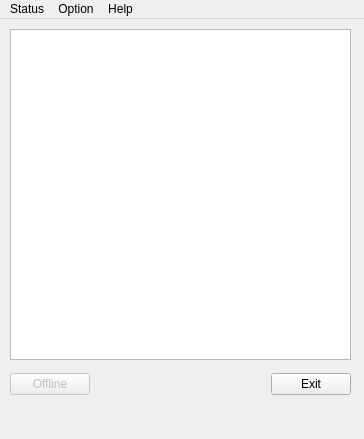
Above: qen/Main.ui from tieugene/uprojects before the change. Below: the same form after it.
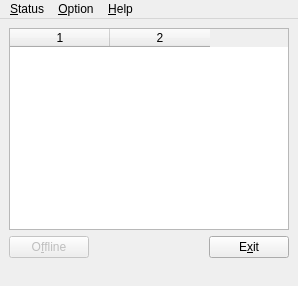
That is the form after the change. Icons and pictures are not drawn.

The edit to the form file:
```diff
--- a/qen/Main.ui
+++ b/qen/Main.ui
@@ -5,20 +5,28 @@
    <rect>
     <x>0</x>
     <y>0</y>
-    <width>364</width>
-    <height>439</height>
+    <width>298</width>
+    <height>286</height>
    </rect>
   </property>
+  <property name="sizePolicy" >
+   <sizepolicy>
+    <hsizetype>7</hsizetype>
+    <vsizetype>7</vsizetype>
+    <horstretch>0</horstretch>
+    <verstretch>0</verstretch>
+   </sizepolicy>
+  </property>
   <property name="minimumSize" >
    <size>
-    <width>364</width>
-    <height>439</height>
+    <width>0</width>
+    <height>0</height>
    </size>
   </property>
   <property name="maximumSize" >
    <size>
-    <width>364</width>
-    <height>439</height>
+    <width>800</width>
+    <height>600</height>
    </size>
   </property>
   <property name="windowTitle" >
@@ -28,15 +36,29 @@
    <iconset resource="Main.qrc" >:/apps/Images/apps/infolog.png</iconset>
   </property>
   <widget class="QWidget" name="cwMain" >
-   <widget class="QWidget" name="layoutWidget" >
-    <property name="geometry" >
-     <rect>
-      <x>10</x>
-      <y>350</y>
-      <width>341</width>
-      <height>31</height>
-     </rect>
+   <layout class="QGridLayout" >
+    <property name="margin" >
+     <number>9</number>
     </property>
+    <property name="spacing" >
+     <number>6</number>
+    </property>
+    <item row="0" column="0" >
+     <widget class="QTableWidget" name="twTasks" >
+      <property name="contextMenuPolicy" >
+       <enum>Qt::ActionsContextMenu</enum>
+      </property>
+      <property name="editTriggers" >
+       <set>QAbstractItemView::NoEditTriggers</set>
+      </property>
+      <property name="columnCount" >
+       <number>2</number>
+      </property>
+      <column/>
+      <column/>
+     </widget>
+    </item>
+    <item row="1" column="0" >
     <layout class="QHBoxLayout" >
      <property name="margin" >
       <number>0</number>
@@ -50,7 +72,7 @@
         <bool>false</bool>
        </property>
        <property name="text" >
-        <string>Offline</string>
+         <string>O&amp;ffline</string>
        </property>
        <property name="icon" >
         <iconset resource="Main.qrc" >:/actions/Images/actions/led-red.png</iconset>
@@ -76,7 +98,7 @@
      <item>
       <widget class="QPushButton" name="pbExit" >
        <property name="text" >
-        <string>Exit</string>
+         <string>E&amp;xit</string>
        </property>
        <property name="icon" >
         <iconset resource="Main.qrc" >:/actions/Images/actions/exit.png</iconset>
@@ -87,20 +109,8 @@
       </widget>
      </item>
     </layout>
-   </widget>
-   <widget class="QTableWidget" name="twTasks" >
-    <property name="geometry" >
-     <rect>
-      <x>10</x>
-      <y>10</y>
-      <width>341</width>
-      <height>331</height>
-     </rect>
-    </property>
-    <property name="contextMenuPolicy" >
-     <enum>Qt::ActionsContextMenu</enum>
-    </property>
-   </widget>
+    </item>
+   </layout>
   </widget>
   <widget class="QStatusBar" name="sbMain" >
    <property name="sizeGripEnabled" >
@@ -112,13 +122,13 @@
     <rect>
      <x>0</x>
      <y>0</y>
-     <width>364</width>
+     <width>298</width>
      <height>21</height>
     </rect>
    </property>
    <widget class="QMenu" name="mHelp" >
     <property name="title" >
-     <string>Help</string>
+     <string>&amp;Help</string>
     </property>
     <widget class="QMenu" name="mAbout" >
      <property name="title" >
@@ -159,13 +169,13 @@
    </widget>
    <widget class="QMenu" name="mOption" >
     <property name="title" >
-     <string>Option</string>
+     <string>&amp;Option</string>
     </property>
     <addaction name="aOptSettings" />
    </widget>
    <widget class="QMenu" name="mStatus" >
     <property name="title" >
-     <string>Status</string>
+     <string>&amp;Status</string>
     </property>
     <addaction name="aStaConnect" />
     <addaction name="aStaDisconnect" />
```
Left out of the diff: 182 changed lines with no effect on the pictures. Lines whose indentation alone changed are shown as unchanged.
